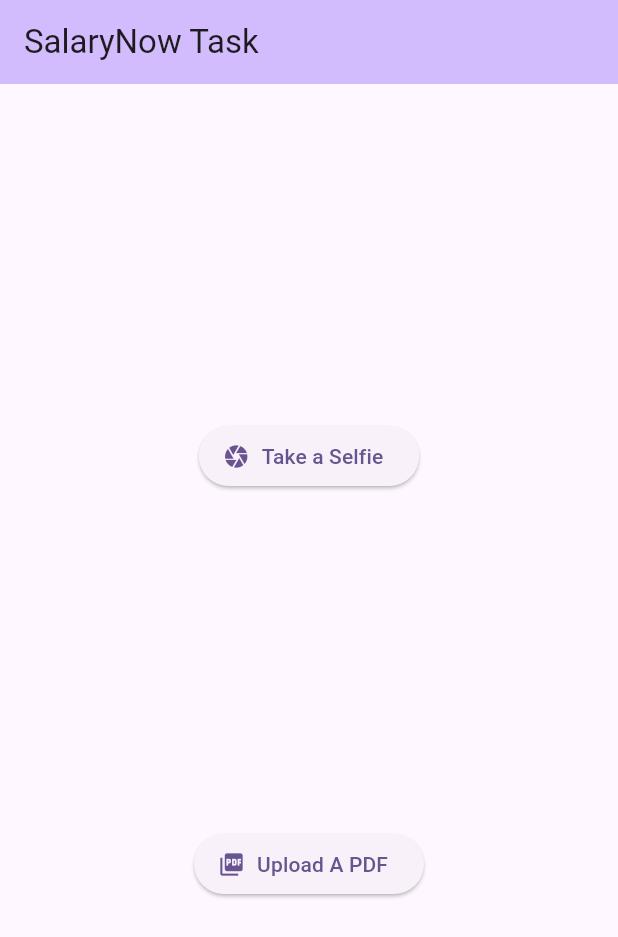
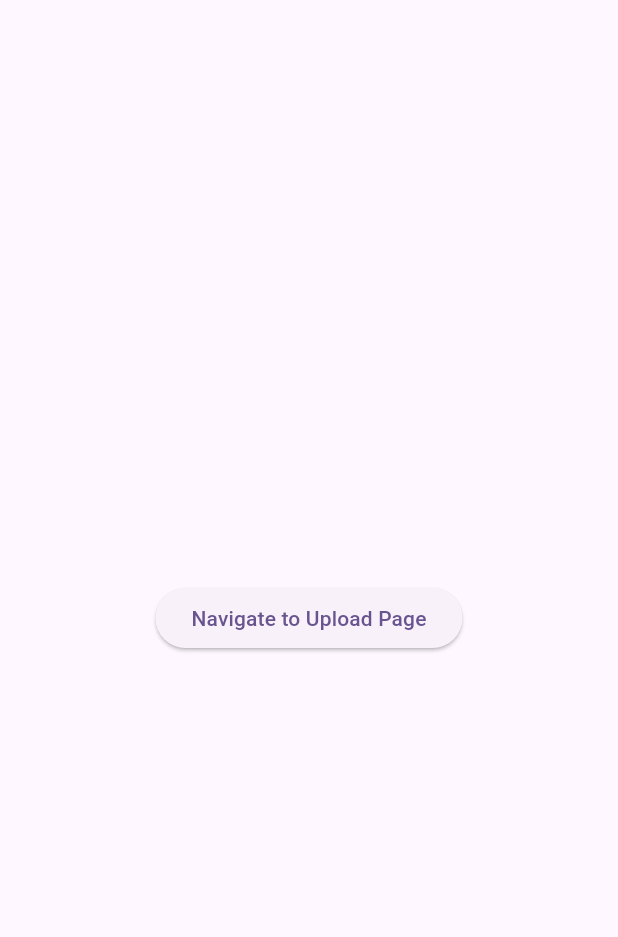
Before and after one commit to ManishSoniMS/salary_now_task, a Flutter app: the screen it shows after launch, on a phone screen of 412 x 824 dp. Shown: the top 937 px of the screen. Run offline on Flutter 3.47's test engine with Material 3 defaults, Android fonts, the phone set to English and light mode, and no system bars; our stand-ins replace camera, dartz, dio, file_picker, flutter_bloc, freezed_annotation and 2 more.

Commit message:
format code

```diff
--- a/lib/src/core/app/app.dart
+++ b/lib/src/core/app/app.dart
@@ -1,8 +1,8 @@
 import 'package:flutter/material.dart';
 import 'package:flutter_bloc/flutter_bloc.dart';
+import 'package:salary_now_task/src/features/home_page.dart';
 
 import '../../features/upload/presentation/bloc/upload/upload_cubit.dart';
-import '../../features/upload/presentation/pages/home_page.dart';
 import 'injection/injection.dart';
 
 class MyApp extends StatelessWidget {
--- a/lib/src/core/error/map_exception_to_failure.dart
+++ b/lib/src/core/error/map_exception_to_failure.dart
@@ -19,7 +19,9 @@ Failure mapExceptionToFailure(Object? e) {
   }
 
   return Failure(
-    message: (e as dynamic)["msg"] ?? (e as dynamic)["message"]?? "Something went wrong",
+    message: (e as dynamic)["msg"] ??
+        (e as dynamic)["message"] ??
+        "Something went wrong",
     code: FailureCodes.UNKNOWN_ERROR,
   );
 }
--- /dev/null
+++ b/lib/src/features/home_page.dart
@@ -0,0 +1,24 @@
+import 'package:flutter/material.dart';
+import 'package:salary_now_task/src/features/upload/presentation/pages/home_page.dart';
+
+class HomePage extends StatelessWidget {
+  const HomePage({super.key});
+
+  @override
+  Widget build(BuildContext context) {
+    return Scaffold(
+      body: Center(
+        child: ElevatedButton(
+          onPressed: () {
+            Navigator.of(context).push(
+              MaterialPageRoute(
+                builder: (context) => const UploadPage(),
+              ),
+            );
+          },
+          child: const Text("Navigate to Upload Page"),
+        ),
+      ),
+    );
+  }
+}
--- a/lib/src/features/upload/data/repository/upload_repository_impl.dart
+++ b/lib/src/features/upload/data/repository/upload_repository_impl.dart
@@ -9,7 +9,7 @@ import 'package:salary_now_task/src/features/upload/domain/repository/upload_rep
 
 @LazySingleton(as: UploadRepository)
 class UploadRepositoryImpl implements UploadRepository {
-  UploadRepositoryImpl(this._source) ;
+  UploadRepositoryImpl(this._source);
 
   final IUploadSource _source;
 
--- a/lib/src/features/upload/presentation/pages/home_page.dart
+++ b/lib/src/features/upload/presentation/pages/home_page.dart
@@ -10,14 +10,14 @@ import '../bloc/upload/upload_cubit.dart';
 import '../widgets/show_uploading_dialog_box.dart';
 import 'camera_page.dart';
 
-class HomePage extends StatefulWidget {
-  const HomePage({super.key});
+class UploadPage extends StatefulWidget {
+  const UploadPage({super.key});
 
   @override
-  State<HomePage> createState() => _HomePageState();
+  State<UploadPage> createState() => _UploadPageState();
 }
 
-class _HomePageState extends State<HomePage> {
+class _UploadPageState extends State<UploadPage> {
   Future<File?> uploadFile() async {
     FilePickerResult? result = await FilePicker.platform.pickFiles(
       type: FileType.custom,
```
Also changed, not shown: lib/src/features/upload/presentation/pages/camera_page.dart (+4 -3 lines), lib/src/core/base/usecase.dart (line endings or trailing spaces), lib/src/features/upload/domain/repository/upload_repository.dart (line endings or trailing spaces), pubspec.lock.
